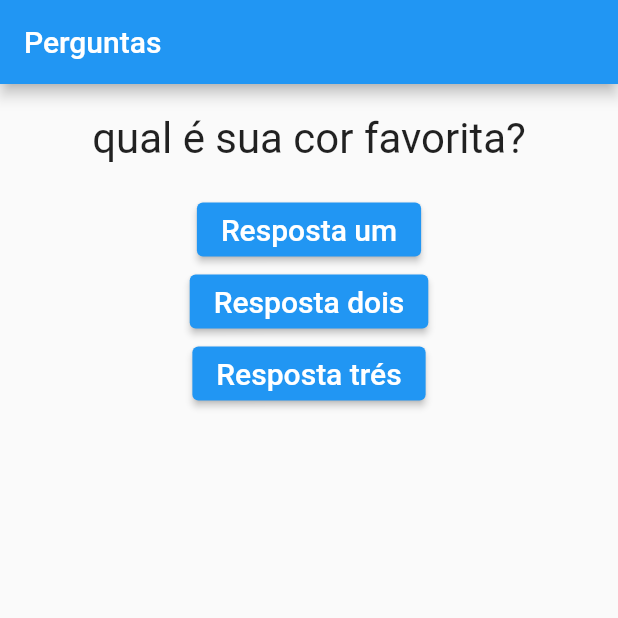
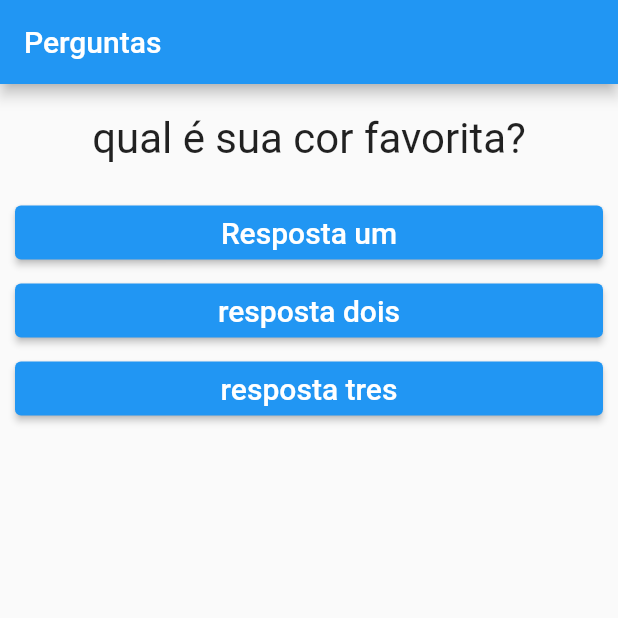
Before and after one commit to isaac545454/flutter_quiz, a Flutter app: the screen it shows after launch, on a phone screen of 412 x 824 dp, the top half of it. Run offline on Flutter 3.47's test engine with Material 2 defaults, Android fonts, the phone set to English and light mode, and no system bars.

Commit message:
feat: button component

```diff
--- /dev/null
+++ b/lib/button.dart
@@ -0,0 +1,19 @@
+import 'package:flutter/cupertino.dart';
+import 'package:flutter/material.dart';
+
+class ResponseQuestion extends StatelessWidget {
+  final String text;
+  ResponseQuestion(this.text);
+
+  @override
+  Widget build(BuildContext context) {
+    return Container(
+      width: double.infinity,
+      margin: EdgeInsets.fromLTRB(10, 2, 10, 2),
+      child: ElevatedButton(
+        onPressed: () => {},
+        child: Text(text, style: TextStyle(fontSize: 20)),
+      ),
+    );
+  }
+}
--- a/lib/main.dart
+++ b/lib/main.dart
@@ -1,6 +1,7 @@
 import 'package:flutter/cupertino.dart';
 import 'package:flutter/material.dart';
 import 'question.dart';
+import 'button.dart';
 
 void main() => runApp(new Quiz());
 
@@ -32,20 +33,9 @@ class _ToRespondAppState extends State<Quiz> {
         body: Column(
           children: <Widget>[
             Question(question[_toRespondSelected]),
-            ElevatedButton(
-              onPressed: _toRespond,
-              child: const Text('Resposta um', style: TextStyle(fontSize: 20)),
-            ),
-            ElevatedButton(
-              onPressed: _toRespond,
-              child:
-                  const Text('Resposta dois', style: TextStyle(fontSize: 20)),
-            ),
-            ElevatedButton(
-              onPressed: _toRespond,
-              child:
-                  const Text('Resposta trés', style: TextStyle(fontSize: 20)),
-            ),
+            ResponseQuestion("Resposta um"),
+            ResponseQuestion("resposta dois"),
+            ResponseQuestion("resposta tres"),
           ],
         ),
       ),
```
